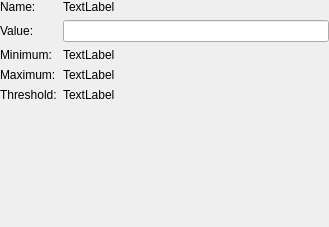
Old version of the form Viewer/src/MeterEditorWidget.ui in the repository ecmwf/ecflow.
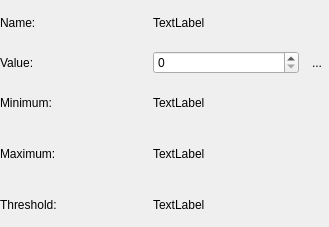
New version of the form. Icons and pictures are not drawn.

```diff
--- a/Viewer/src/MeterEditorWidget.ui
+++ b/Viewer/src/MeterEditorWidget.ui
@@ -13,17 +13,8 @@
   <property name="windowTitle">
    <string>Form</string>
   </property>
-  <layout class="QFormLayout" name="formLayout_2">
-   <property name="leftMargin">
-    <number>0</number>
-   </property>
-   <property name="topMargin">
-    <number>0</number>
-   </property>
-   <property name="rightMargin">
-    <number>0</number>
-   </property>
-   <property name="bottomMargin">
+  <layout class="QGridLayout" name="gridLayout">
+   <property name="margin">
     <number>0</number>
    </property>
    <item row="0" column="0">
@@ -33,13 +24,6 @@
      </property>
     </widget>
    </item>
-   <item row="1" column="0">
-    <widget class="QLabel" name="label_3">
-     <property name="text">
-      <string>Value:</string>
-     </property>
-    </widget>
-   </item>
    <item row="0" column="1">
     <widget class="QLabel" name="nameLabel_">
      <property name="text">
@@ -54,6 +38,13 @@
      </property>
     </widget>
    </item>
+   <item row="4" column="1">
+    <widget class="QLabel" name="thresholdLabel_">
+     <property name="text">
+      <string>TextLabel</string>
+     </property>
+    </widget>
+   </item>
    <item row="2" column="1">
     <widget class="QLabel" name="minLabel_">
      <property name="text">
@@ -82,15 +73,32 @@
      </property>
     </widget>
    </item>
-   <item row="4" column="1">
-    <widget class="QLabel" name="thresholdLabel_">
+   <item row="1" column="0">
+    <widget class="QLabel" name="label_3">
      <property name="text">
-      <string>TextLabel</string>
+      <string>Value:</string>
      </property>
     </widget>
    </item>
    <item row="1" column="1">
-    <widget class="QLineEdit" name="valueLe_"/>
+    <widget class="QSpinBox" name="valueSpin_"/>
+   </item>
+   <item row="1" column="2">
+    <widget class="QToolButton" name="resetTb_">
+     <property name="toolTip">
+      <string>Reset to original value</string>
+     </property>
+     <property name="text">
+      <string>...</string>
+     </property>
+     <property name="icon">
+      <iconset resource="viewer.qrc">
+       <normaloff>:/viewer/reset_to_default.svg</normaloff>:/viewer/reset_to_default.svg</iconset>
+     </property>
+     <property name="autoRaise">
+      <bool>true</bool>
+     </property>
+    </widget>
    </item>
   </layout>
  </widget>
```
Left out of the diff: 4 changed lines with no effect on the pictures.
